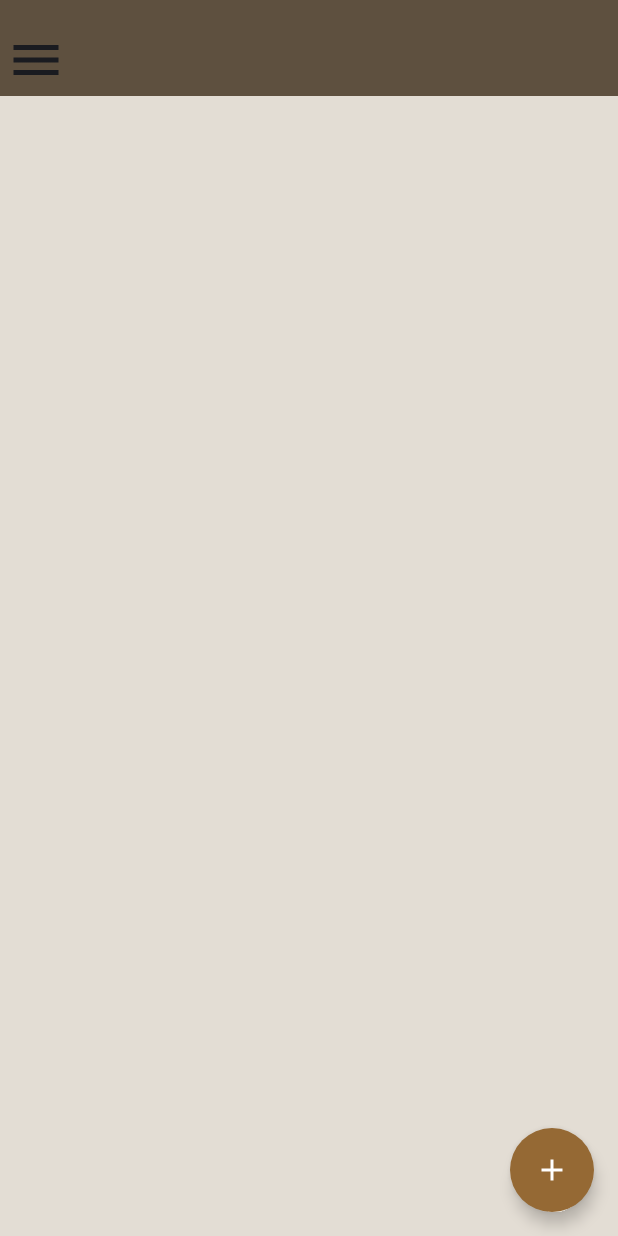
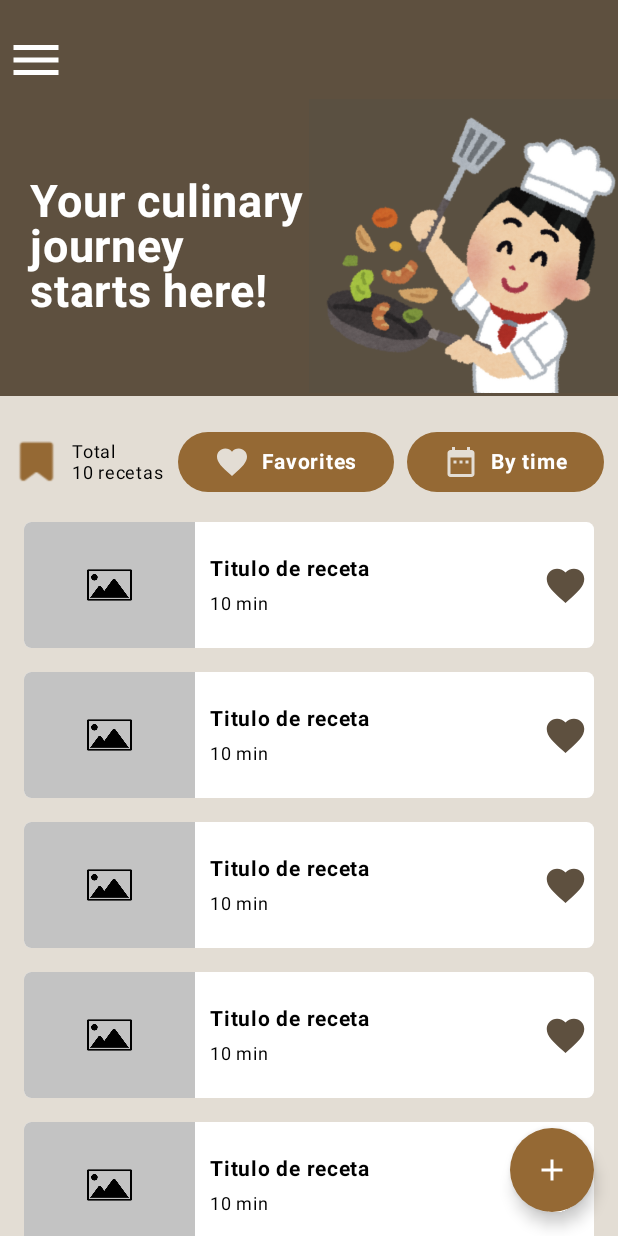
Before and after one commit to AleWWH1104/App_Recipes, an Android app built with Jetpack Compose: the composable homeRecipeScreen shown on its own in the app's theme, on a phone screen of 412 x 824 dp. Run offline under Robolectric (Android 15) with nearby library versions, the phone set to English and light mode, and no system bars.

Commit message:
feat(ui:recipes): Agregar pantallas de main y recipes cards

```diff
--- a/app/src/main/java/com/my_recipes_app/recipes_app/ui/elements/RecipeCard.kt
+++ b/app/src/main/java/com/my_recipes_app/recipes_app/ui/elements/RecipeCard.kt
@@ -1 +1,52 @@
 package com.my_recipes_app.recipes_app.ui.elements
+
+import androidx.compose.foundation.Image
+import androidx.compose.foundation.clickable
+import androidx.compose.foundation.layout.*
+import androidx.compose.foundation.shape.RoundedCornerShape
+import androidx.compose.material.icons.Icons
+import androidx.compose.material.icons.filled.Favorite
+import androidx.compose.material3.*
+import androidx.compose.runtime.Composable
+import androidx.compose.ui.Alignment
+import androidx.compose.ui.Modifier
+import androidx.compose.ui.graphics.Color
+import androidx.compose.ui.layout.ContentScale
+import androidx.compose.ui.res.painterResource
+import androidx.compose.ui.res.stringResource
+import androidx.compose.ui.tooling.preview.Preview
+import androidx.compose.ui.unit.dp
+import com.my_recipes_app.recipes_app.R
+import com.my_recipes_app.recipes_app.ui.recipes.view.homeRecipeScreen
+import com.my_recipes_app.recipes_app.ui.theme.Recipes_AppTheme
+
+@Composable
+fun recipeCard(){
+    Card (
+        shape = RoundedCornerShape(5.dp),
+        modifier = Modifier
+            .fillMaxWidth()
+            .height(100.dp)
+            .padding(bottom = 16.dp)
+            .clickable {  },
+        colors = CardDefaults.cardColors(containerColor = Color.White)
+    ){
+        Row(modifier = Modifier.fillMaxWidth(), verticalAlignment = Alignment.CenterVertically) {
+            Image(painter = painterResource(id= R.drawable.default_img), contentDescription = "recipe img",
+                contentScale = ContentScale.Crop, modifier = Modifier.weight(0.3f))
+            Column( verticalArrangement = Arrangement.spacedBy(8.dp), modifier = Modifier.weight(0.6f).padding(start = 10.dp)) {
+                Text(text = "Titulo de receta", style = MaterialTheme.typography.bodyLarge)
+                Text(text = "10 min", style = MaterialTheme.typography.bodySmall)
+            }
+            Icon(imageVector = Icons.Filled.Favorite, contentDescription= "fav", tint= Color(0xFF5e503f), modifier = Modifier.size(30.dp).weight(0.1f))
+        }
+    }
+}
+
+@Preview
+@Composable
+fun prev(){
+    Recipes_AppTheme {
+        recipeCard()
+    }
+}
--- a/app/src/main/java/com/my_recipes_app/recipes_app/ui/elements/TopBar.kt
+++ b/app/src/main/java/com/my_recipes_app/recipes_app/ui/elements/TopBar.kt
@@ -25,7 +25,7 @@ fun topAppBar(){
         verticalAlignment = Alignment.CenterVertically
     ){
         IconButton(onClick = {}) {
-            Icon(imageVector = Icons.Filled.Menu, contentDescription = "menu", modifier = Modifier.size(50.dp))
+            Icon(imageVector = Icons.Filled.Menu, contentDescription = "menu", modifier = Modifier.size(50.dp), tint = Color.White)
         }
     }
 }
--- a/app/src/main/java/com/my_recipes_app/recipes_app/ui/recipes/view/HomeRecipes.kt
+++ b/app/src/main/java/com/my_recipes_app/recipes_app/ui/recipes/view/HomeRecipes.kt
@@ -1,19 +1,25 @@
 package com.my_recipes_app.recipes_app.ui.recipes.view
 
+import androidx.compose.foundation.Image
 import androidx.compose.foundation.background
-import androidx.compose.foundation.layout.Column
-import androidx.compose.foundation.layout.fillMaxSize
-import androidx.compose.foundation.layout.padding
-import androidx.compose.material3.FabPosition
-import androidx.compose.material3.Scaffold
+import androidx.compose.foundation.layout.*
+import androidx.compose.foundation.lazy.LazyColumn
+import androidx.compose.material.icons.Icons
+import androidx.compose.material.icons.filled.*
+import androidx.compose.material3.*
 import androidx.compose.runtime.Composable
 import androidx.compose.ui.Alignment
 import androidx.compose.ui.Modifier
 import androidx.compose.ui.graphics.Color
+import androidx.compose.ui.res.painterResource
+import androidx.compose.ui.res.stringResource
 import androidx.compose.ui.tooling.preview.Preview
+import androidx.compose.ui.unit.dp
 import com.my_recipes_app.recipes_app.ui.elements.addRecipeButton
 import com.my_recipes_app.recipes_app.ui.elements.topAppBar
 import com.my_recipes_app.recipes_app.ui.theme.Recipes_AppTheme
+import com.my_recipes_app.recipes_app.R
+import com.my_recipes_app.recipes_app.ui.elements.recipeCard
 
 @Composable
 fun homeRecipeScreen(){
@@ -28,7 +34,60 @@ fun homeRecipeScreen(){
                 .background(Color(0xFFe3ddd4))
                 .padding(paddingValues),
             horizontalAlignment = Alignment.CenterHorizontally
-        ){}
+        ){
+            Row(
+                modifier = Modifier
+                    .background(Color(0xFF5e503f))
+                    .height(200.dp),
+                verticalAlignment = Alignment.CenterVertically
+            ) {
+                Text(text = stringResource(id = R.string.banner_phrase),
+                    style = MaterialTheme.typography.titleLarge,
+                    modifier = Modifier.weight(0.5f).padding(start = 20.dp)
+                )
+                Image(painter = painterResource(id= R.drawable.chef),
+                    contentDescription = "chef",
+                    modifier = Modifier.weight(0.5f).fillMaxHeight())
+            }
+            Spacer(modifier = Modifier.size(20.dp))
+            Row (modifier = Modifier.fillMaxWidth(),
+                horizontalArrangement = Arrangement.SpaceEvenly,
+                verticalAlignment = Alignment.CenterVertically
+            ){
+                Icon(painter = painterResource(id = R.drawable.marcador), contentDescription = "marcador", tint = Color(0xFF956934), modifier = Modifier.size(30.dp))
+                Column {
+                    Text(text = stringResource(id = R.string.saved_recipes), style = MaterialTheme.typography.bodySmall)
+                    Text(text = "10 recetas", style = MaterialTheme.typography.bodySmall)
+                }
+                Button(
+                    onClick = { },
+                    colors = ButtonDefaults.buttonColors(
+                        containerColor = Color(0xFF956934)
+                    )
+                ) {
+                    Icon(imageVector = Icons.Filled.Favorite, contentDescription = null, tint = Color(0xFFe3ddd4))
+                    Spacer(Modifier.size(ButtonDefaults.IconSpacing))
+                    Text(text = stringResource(R.string.favorites), style = MaterialTheme.typography.labelMedium)
+                }
+                Button(
+                    onClick = { },
+                    colors = ButtonDefaults.buttonColors(
+                        containerColor = Color(0xFF956934)
+                    )
+                ) {
+                    Icon(imageVector = Icons.Filled.DateRange, contentDescription = null, tint = Color(0xFFe3ddd4)
+                    )
+                    Spacer(Modifier.size(ButtonDefaults.IconSpacing))
+                    Text(text = stringResource(R.string.time), style = MaterialTheme.typography.labelMedium)
+                }
+            }
+            LazyColumn (
+                contentPadding = PaddingValues(16.dp),
+                modifier = Modifier.fillMaxWidth()
+            ){ items(6){
+                recipeCard()
+            } }
+        }
     }
 }
 
--- a/app/src/main/java/com/my_recipes_app/recipes_app/ui/theme/Type.kt
+++ b/app/src/main/java/com/my_recipes_app/recipes_app/ui/theme/Type.kt
@@ -12,7 +12,7 @@ val Typography = Typography(
     titleLarge = TextStyle(
         fontFamily = FontFamily.Default,
         fontWeight = FontWeight.Bold,
-        fontSize = 45.sp,
+        fontSize = 30.sp,
         lineHeight = 30.sp,
         letterSpacing = 0.5.sp,
         color = Color.White
@@ -20,7 +20,7 @@ val Typography = Typography(
     titleMedium = TextStyle(
         fontFamily = FontFamily.Default,
         fontWeight = FontWeight.Bold,
-        fontSize = 30.sp,
+        fontSize = 20.sp,
         lineHeight = 24.sp,
         letterSpacing = 0.5.sp,
         color = Color.Black
```
